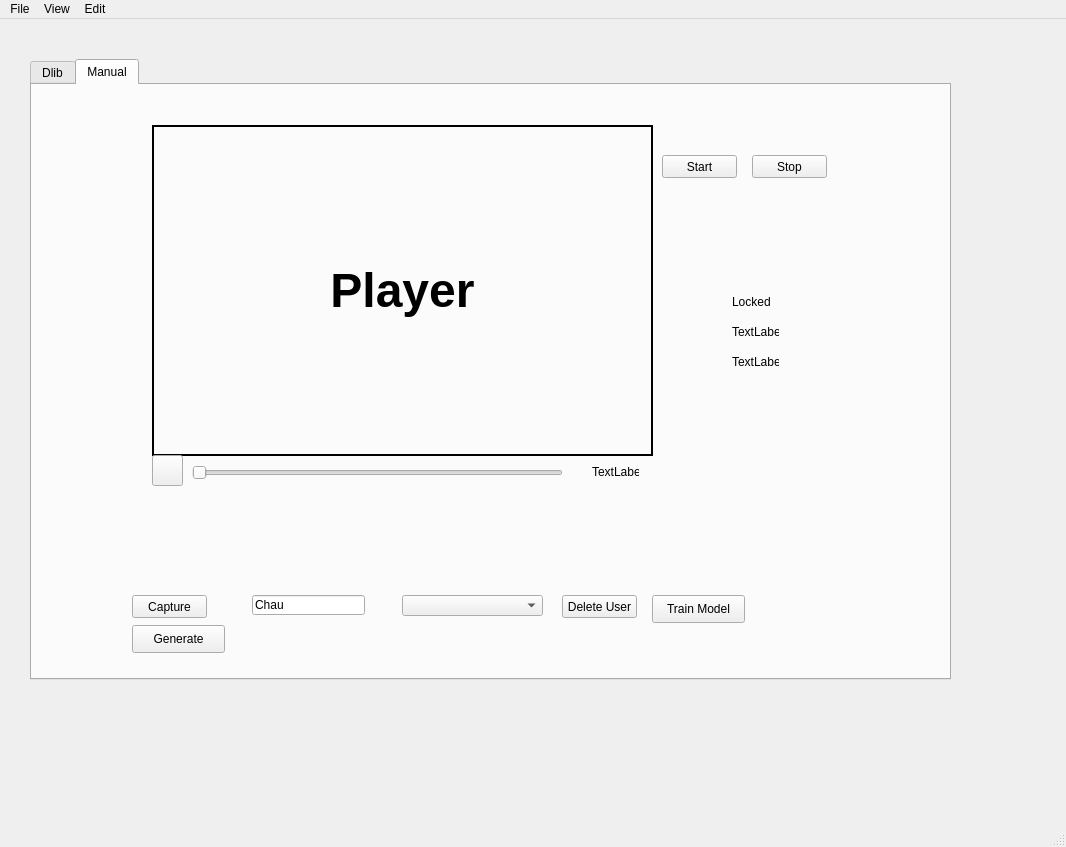
This is GUI_Form1.ui in tchauly99/UserRecognition-DozeDetection-withFinetuning-Facenet-FacialLandmarkDetection-GUI as Qt 5 draws it before an edit. The edited form follows.
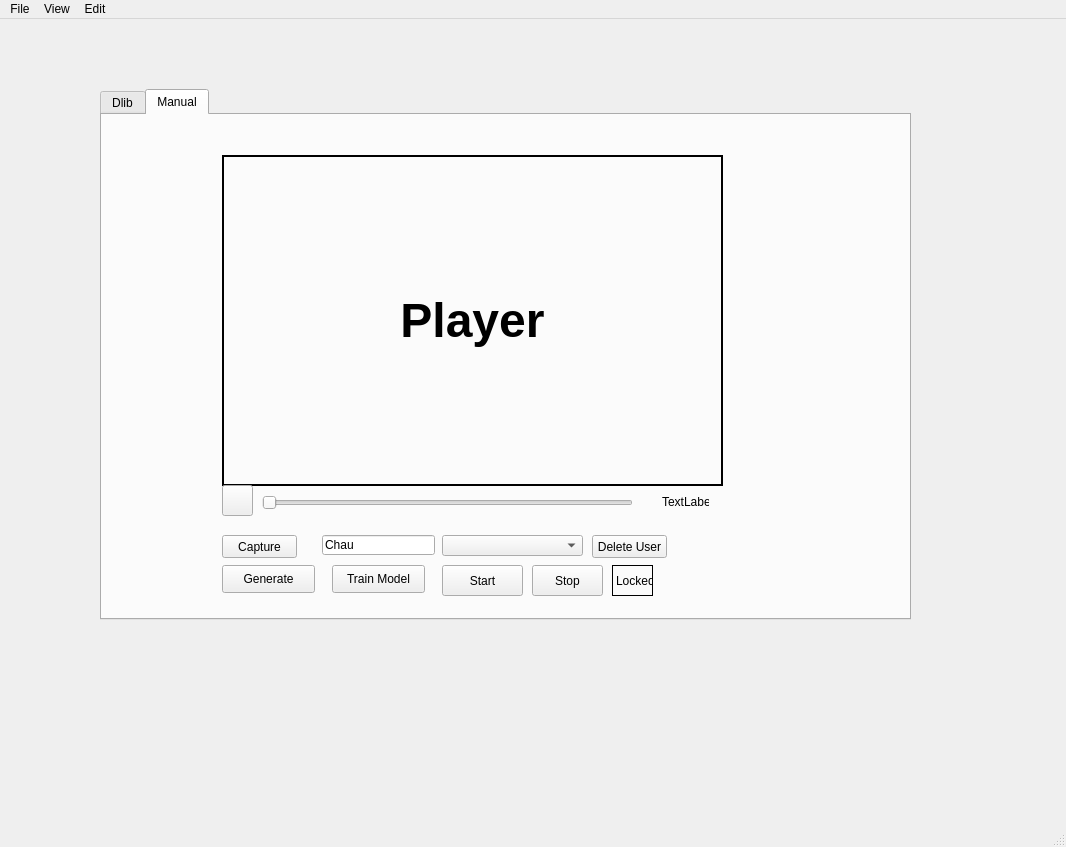
This is the edited form. The open tabs and pages were chosen to show the change.

What changed in the file:
```diff
--- a/GUI_Form1.ui
+++ b/GUI_Form1.ui
@@ -17,10 +17,10 @@
    <widget class="QTabWidget" name="tabWidget">
     <property name="geometry">
      <rect>
-      <x>30</x>
-      <y>40</y>
-      <width>921</width>
-      <height>621</height>
+      <x>100</x>
+      <y>70</y>
+      <width>811</width>
+      <height>531</height>
      </rect>
     </property>
     <property name="currentIndex">
@@ -258,8 +258,8 @@
      <widget class="QComboBox" name="ListUser_Cb_3">
       <property name="geometry">
        <rect>
-        <x>370</x>
-        <y>510</y>
+        <x>340</x>
+        <y>420</y>
         <width>141</width>
         <height>21</height>
        </rect>
@@ -268,10 +268,10 @@
      <widget class="QPushButton" name="Stop_Btn_2">
       <property name="geometry">
        <rect>
-        <x>720</x>
-        <y>70</y>
-        <width>75</width>
-        <height>23</height>
+        <x>430</x>
+        <y>450</y>
+        <width>71</width>
+        <height>31</height>
        </rect>
       </property>
       <property name="text">
@@ -281,10 +281,10 @@
      <widget class="QPushButton" name="Start_Btn_2">
       <property name="geometry">
        <rect>
-        <x>630</x>
-        <y>70</y>
-        <width>75</width>
-        <height>23</height>
+        <x>340</x>
+        <y>450</y>
+        <width>81</width>
+        <height>31</height>
        </rect>
       </property>
       <property name="text">
@@ -294,8 +294,8 @@
      <widget class="QPushButton" name="Capture_Btn_3">
       <property name="geometry">
        <rect>
-        <x>100</x>
-        <y>510</y>
+        <x>120</x>
+        <y>420</y>
         <width>75</width>
         <height>23</height>
        </rect>
@@ -345,24 +345,11 @@
        </item>
       </layout>
      </widget>
-     <widget class="QLabel" name="label3_2">
-      <property name="geometry">
-       <rect>
-        <x>700</x>
-        <y>270</y>
-        <width>47</width>
-        <height>13</height>
-       </rect>
-      </property>
-      <property name="text">
-       <string>TextLabel</string>
-      </property>
-     </widget>
      <widget class="QPushButton" name="DeleteUser_Btn_3">
       <property name="geometry">
        <rect>
-        <x>530</x>
-        <y>510</y>
+        <x>490</x>
+        <y>420</y>
         <width>75</width>
         <height>23</height>
        </rect>
@@ -375,7 +362,7 @@
       <property name="geometry">
        <rect>
         <x>220</x>
-        <y>510</y>
+        <y>420</y>
         <width>113</width>
         <height>20</height>
        </rect>
@@ -400,34 +387,24 @@
      <widget class="QLabel" name="Lock_Lb_2">
       <property name="geometry">
        <rect>
-        <x>700</x>
-        <y>210</y>
-        <width>47</width>
-        <height>13</height>
+        <x>510</x>
+        <y>450</y>
+        <width>41</width>
+        <height>31</height>
        </rect>
       </property>
+      <property name="frameShape">
+       <enum>QFrame::Panel</enum>
+      </property>
       <property name="text">
        <string>Locked</string>
       </property>
      </widget>
-     <widget class="QLabel" name="label2_2">
-      <property name="geometry">
-       <rect>
-        <x>700</x>
-        <y>240</y>
-        <width>47</width>
-        <height>13</height>
-       </rect>
-      </property>
-      <property name="text">
-       <string>TextLabel</string>
-      </property>
-     </widget>
      <widget class="QPushButton" name="Gen_Btn_3">
       <property name="geometry">
        <rect>
-        <x>100</x>
-        <y>540</y>
+        <x>120</x>
+        <y>450</y>
         <width>93</width>
         <height>28</height>
        </rect>
@@ -439,8 +416,8 @@
      <widget class="QPushButton" name="Train_Btn">
       <property name="geometry">
        <rect>
-        <x>620</x>
-        <y>510</y>
+        <x>230</x>
+        <y>450</y>
         <width>93</width>
         <height>28</height>
        </rect>
```
Left out of the diff: 73 changed lines with no effect on the pictures.
